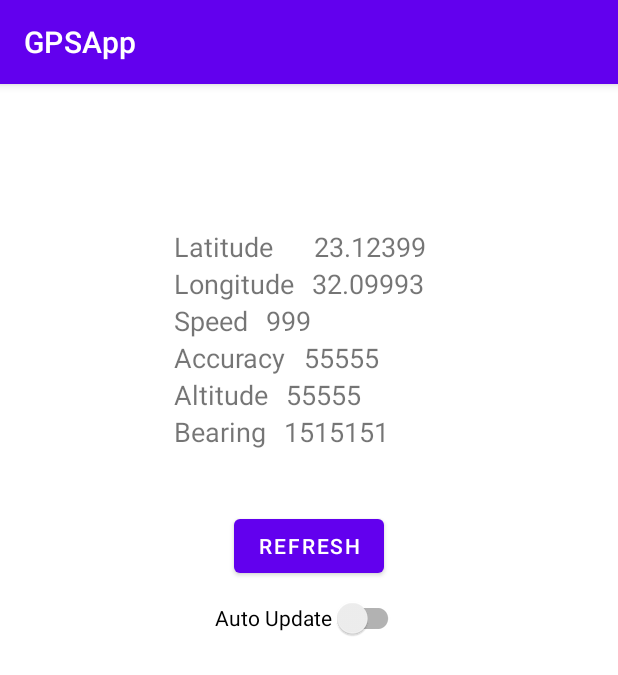
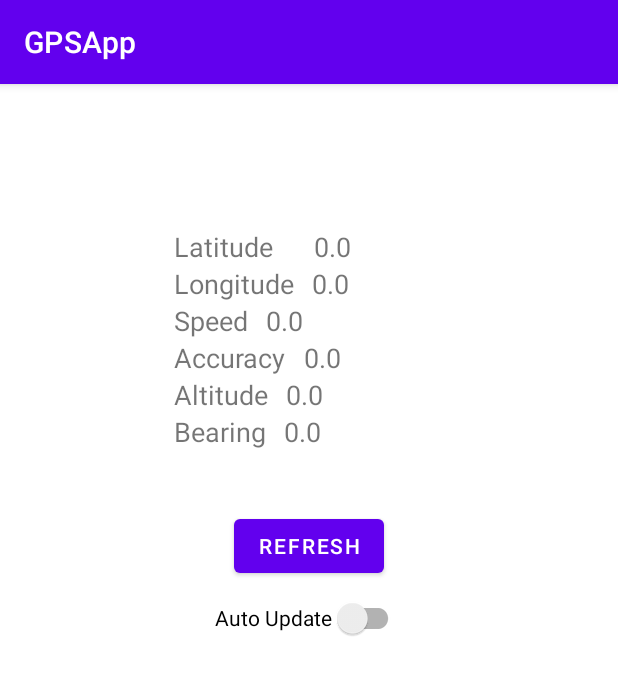
Before and after one commit to Alex-Eriksen/GPSApp, an Android app: the screen it shows after launch (MainActivity), on a phone screen of 412 x 824 dp. Shown: the top 675 px of the screen. Run offline under Robolectric (Android 15) with nearby library versions, the phone set to English and light mode, and no system bars.

```diff
--- a/app/src/main/java/ave/tec/gpsapp/MainActivity.java
+++ b/app/src/main/java/ave/tec/gpsapp/MainActivity.java
@@ -88,12 +88,12 @@ public class MainActivity extends AppCompatActivity {
                 txt_longitude.setText("N/A");
                 Toast.makeText(MainActivity.this, "Location is null.", Toast.LENGTH_SHORT).show();
             } else {
-                updateLocation(location);
+                setLocation(location);
             }
         });
     }
 
-    private void updateLocation(Location location){
+    private void setLocation(Location location){
         setLatitude(location.getLatitude());
         setLongitude(location.getLongitude());
         if (location.hasSpeed()){
--- a/app/src/main/res/layout/activity_main.xml
+++ b/app/src/main/res/layout/activity_main.xml
@@ -21,7 +21,7 @@
         android:id="@+id/txt_latitude"
         android:layout_width="wrap_content"
         android:layout_height="wrap_content"
-        android:text="23.12399"
+        android:text="0.0"
         android:layout_marginStart="27sp"
         app:layout_constraintStart_toEndOf="@id/txt_latitude_title"
         app:layout_constraintTop_toTopOf="@id/txt_latitude_title"
@@ -42,7 +42,7 @@
         android:id="@+id/txt_longitude"
         android:layout_width="wrap_content"
         android:layout_height="wrap_content"
-        android:text="32.09993"
+        android:text="0.0"
         android:textSize="18sp"
         app:layout_constraintStart_toEndOf="@id/txt_longitude_title"
         app:layout_constraintTop_toTopOf="@id/txt_longitude_title"
@@ -63,7 +63,7 @@
         android:id="@+id/txt_speed"
         android:layout_width="wrap_content"
         android:layout_height="wrap_content"
-        android:text="999"
+        android:text="0.0"
         android:textSize="18sp"
         app:layout_constraintStart_toEndOf="@id/txt_speed_title"
         app:layout_constraintTop_toTopOf="@id/txt_speed_title"
@@ -84,7 +84,7 @@
         android:id="@+id/txt_accuracy"
         android:layout_width="wrap_content"
         android:layout_height="wrap_content"
-        android:text="55555"
+        android:text="0.0"
         android:textSize="18sp"
         app:layout_constraintStart_toEndOf="@id/txt_accuracy_title"
         app:layout_constraintTop_toTopOf="@id/txt_accuracy_title"
@@ -105,7 +105,7 @@
         android:id="@+id/txt_altitude"
         android:layout_width="wrap_content"
         android:layout_height="wrap_content"
-        android:text="55555"
+        android:text="0.0"
         android:textSize="18sp"
         app:layout_constraintStart_toEndOf="@id/txt_altitude_title"
         app:layout_constraintTop_toTopOf="@id/txt_altitude_title"
@@ -126,7 +126,7 @@
         android:id="@+id/txt_bearing"
         android:layout_width="wrap_content"
         android:layout_height="wrap_content"
-        android:text="1515151"
+        android:text="0.0"
         android:textSize="18sp"
         app:layout_constraintStart_toEndOf="@id/txt_bearing_title"
         app:layout_constraintTop_toTopOf="@id/txt_bearing_title"
@@ -137,7 +137,7 @@
         android:id="@+id/btn_refresh"
         android:layout_width="wrap_content"
         android:layout_height="wrap_content"
-        android:text="Refresh"
+        android:text="@string/refresh"
         android:layout_marginTop="40sp"
         app:layout_constraintEnd_toEndOf="parent"
         app:layout_constraintStart_toStartOf="parent"
@@ -147,7 +147,7 @@
         android:id="@+id/sw_auto_update"
         android:layout_width="wrap_content"
         android:layout_height="wrap_content"
-        android:text="Auto Update"
+        android:text="@string/auto_update"
         app:layout_constraintEnd_toEndOf="parent"
         app:layout_constraintStart_toStartOf="parent"
         app:layout_constraintTop_toBottomOf="@+id/btn_refresh" />
--- a/app/src/main/res/values/strings.xml
+++ b/app/src/main/res/values/strings.xml
@@ -6,4 +6,6 @@
     <string name="accuracy">Accuracy</string>
     <string name="altitude">Altitude</string>
     <string name="bearing">Bearing</string>
+    <string name="refresh">Refresh</string>
+    <string name="auto_update">Auto Update</string>
 </resources>
```
